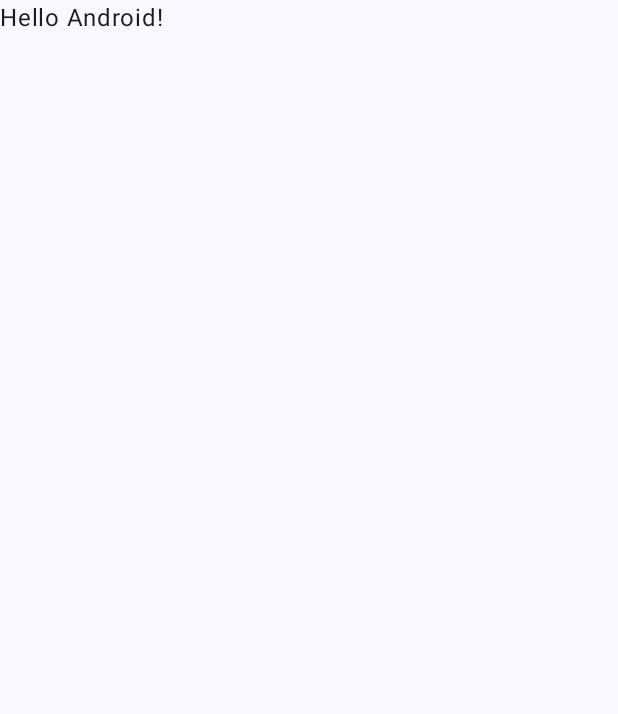
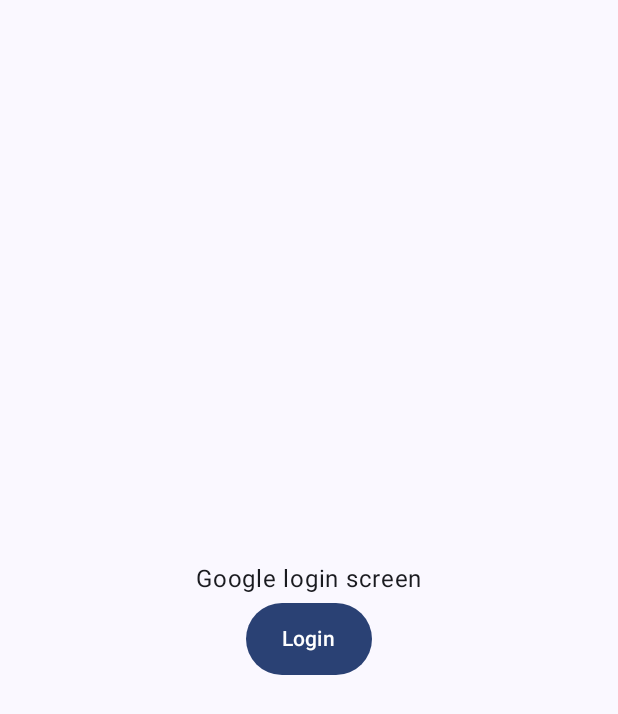
Before and after one commit to Vaishnav-Kanhirathingal/Message-Board, an Android app built with Jetpack Compose: the screen it shows after launch (MainActivity), on a phone screen of 412 x 824 dp. Before the commit the part shown is almost empty. Shown: the top 714 px of the screen. Run offline under Robolectric (Android 15) with nearby library versions, the phone set to English and light mode, and no system bars; our stand-ins replace Firebase (no records; nobody signed in at launch, a user with empty details on screens opened directly).

Commit message:
serialization and destinations added along with nav host

```diff
--- a/app/build.gradle.kts
+++ b/app/build.gradle.kts
@@ -3,6 +3,7 @@ plugins {
     alias(libs.plugins.kotlin.android)
     alias(libs.plugins.kotlin.compose)
     alias(libs.plugins.google.gms.google.services)
+    kotlin("plugin.serialization") version "2.2.0"
 }
 
 android {
@@ -41,7 +42,6 @@ android {
 }
 
 dependencies {
-
     implementation(libs.androidx.core.ktx)
     implementation(libs.androidx.lifecycle.runtime.ktx)
     implementation(libs.androidx.activity.compose)
@@ -61,4 +61,8 @@ dependencies {
     androidTestImplementation(libs.androidx.ui.test.junit4)
     debugImplementation(libs.androidx.ui.tooling)
     debugImplementation(libs.androidx.ui.test.manifest)
+
+    implementation(libs.androidx.navigation.compose)
+
+    implementation("org.jetbrains.kotlinx:kotlinx-serialization-json:1.9.0")
 }
--- a/app/src/main/java/com/example/m_board/MainActivity.kt
+++ b/app/src/main/java/com/example/m_board/MainActivity.kt
@@ -5,43 +5,57 @@ import androidx.activity.ComponentActivity
 import androidx.activity.compose.setContent
 import androidx.activity.enableEdgeToEdge
 import androidx.compose.foundation.layout.fillMaxSize
-import androidx.compose.foundation.layout.padding
-import androidx.compose.material3.Scaffold
-import androidx.compose.material3.Text
 import androidx.compose.runtime.Composable
 import androidx.compose.ui.Modifier
-import androidx.compose.ui.tooling.preview.Preview
+import androidx.lifecycle.viewmodel.compose.viewModel
+import androidx.navigation.compose.composable
+import androidx.navigation.compose.rememberNavController
+import com.example.m_board.ui.sections.home.HomeScreen
+import com.example.m_board.ui.sections.login.LoginScreen
 import com.example.m_board.ui.theme.MBoardTheme
+import kotlinx.serialization.Serializable
 
 class MainActivity : ComponentActivity() {
     override fun onCreate(savedInstanceState: Bundle?) {
         super.onCreate(savedInstanceState)
         enableEdgeToEdge()
-        setContent {
-            MBoardTheme {
-                Scaffold(modifier = Modifier.fillMaxSize()) { innerPadding ->
-                    Greeting(
-                        name = "Android",
-                        modifier = Modifier.padding(innerPadding)
-                    )
-                }
+        setContent { MBoardTheme { NavHost(modifier = Modifier.fillMaxSize()) } }
+    }
+
+    @Composable
+    fun NavHost(modifier: Modifier) {
+        val navController = rememberNavController()
+        androidx.navigation.compose.NavHost(
+            modifier = modifier,
+            navController = navController,
+            startDestination = Destinations.Login,
+            builder = {
+                val screenModifier = Modifier.fillMaxSize()
+                composable<Destinations.Login>(
+                    content = {
+                        LoginScreen.Screen(
+                            modifier = screenModifier,
+                            loginViewModel = viewModel(viewModelStoreOwner = it)
+                        )
+                    }
+                )
+                composable<Destinations.Home>(
+                    content = {
+                        HomeScreen.Screen(
+                            modifier = screenModifier,
+                            homeViewModel = viewModel(viewModelStoreOwner = it)
+                        )
+                    }
+                )
             }
-        }
+        )
     }
 }
 
-@Composable
-fun Greeting(name: String, modifier: Modifier = Modifier) {
-    Text(
-        text = "Hello $name!",
-        modifier = modifier
-    )
+sealed class Destinations {
+    @Serializable
+    data object Login : Destinations()
+
+    @Serializable
+    data object Home : Destinations()
 }
-
-@Preview(showBackground = true)
-@Composable
-fun GreetingPreview() {
-    MBoardTheme {
-        Greeting("Android")
-    }
-}
--- a/app/src/main/java/com/example/m_board/ui/sections/home/HomeScreen.kt
+++ b/app/src/main/java/com/example/m_board/ui/sections/home/HomeScreen.kt
@@ -8,7 +8,7 @@ object HomeScreen {
     @Composable
     fun Screen(
         modifier: Modifier,
-        loginViewModel: LoginViewModel
+        homeViewModel: HomeViewModel
     ) {
         TODO()
     }
--- a/gradle/libs.versions.toml
+++ b/gradle/libs.versions.toml
@@ -1,6 +1,6 @@
 [versions]
 agp = "8.11.0"
-kotlin = "2.0.21"
+kotlin = "2.2.0"
 coreKtx = "1.16.0"
 junit = "4.13.2"
 junitVersion = "1.2.1"
@@ -13,9 +13,11 @@ firebaseAuth = "23.2.1"
 credentials = "1.5.0"
 credentialsPlayServicesAuth = "1.5.0"
 googleid = "1.1.1"
+navigationCompose = "2.9.1"
 
 [libraries]
 androidx-core-ktx = { group = "androidx.core", name = "core-ktx", version.ref = "coreKtx" }
+androidx-navigation-compose = { module = "androidx.navigation:navigation-compose", version.ref = "navigationCompose" }
 junit = { group = "junit", name = "junit", version.ref = "junit" }
 androidx-junit = { group = "androidx.test.ext", name = "junit", version.ref = "junitVersion" }
 androidx-espresso-core = { group = "androidx.test.espresso", name = "espresso-core", version.ref = "espressoCore" }
```
Also changed, not shown: 1 other file.
